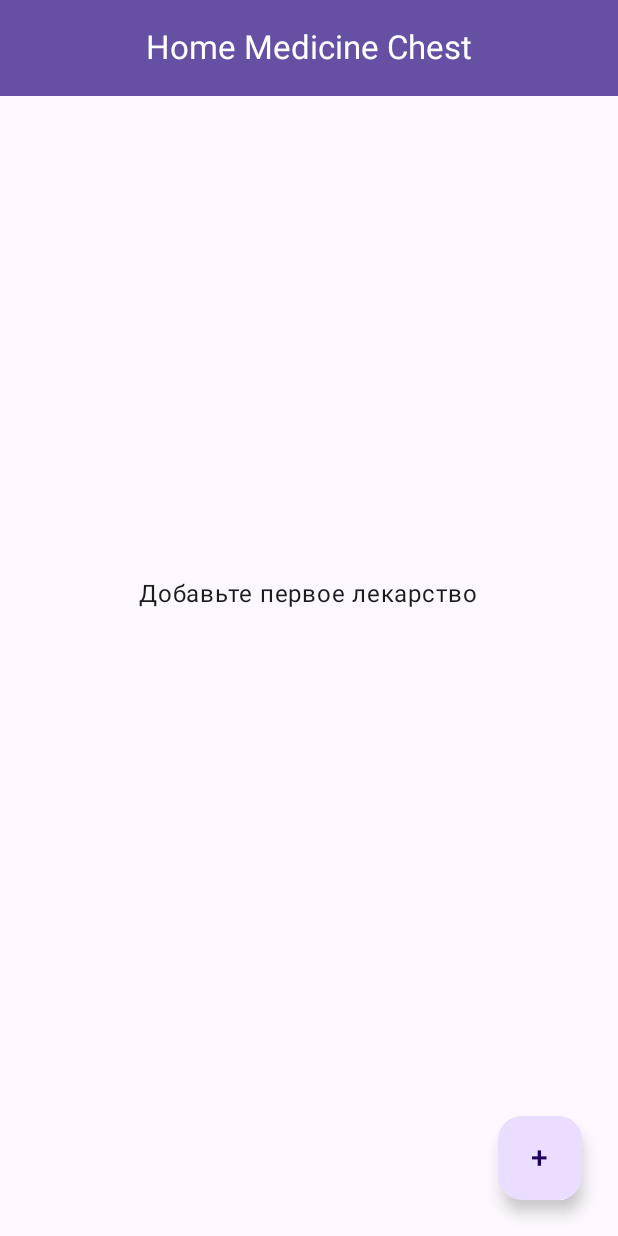
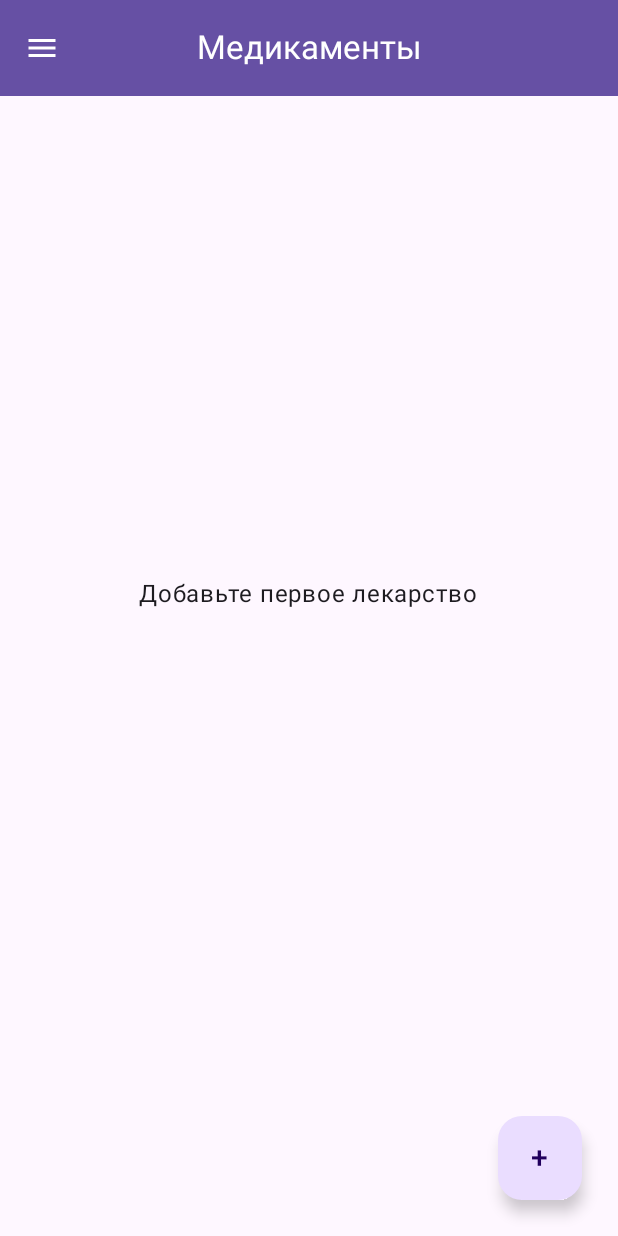
Before and after one commit to valeks03/Home-Medicine-Chest, an Android app built with Jetpack Compose: the screen it shows after launch (MainActivity), after a tap on "Регистрация", on a phone screen of 412 x 824 dp. Run offline under Robolectric (Android 15) with nearby library versions, the phone set to English and light mode, and no system bars; our stand-ins replace Room's generated code; 1 other tap on this screen came first.

Commit message:
Add a menu

```diff
--- a/app/build.gradle.kts
+++ b/app/build.gradle.kts
@@ -32,6 +32,8 @@ android {
 dependencies {
     implementation("androidx.core:core-ktx:1.13.1")
     implementation("androidx.activity:activity-compose:1.9.1")
+    implementation("androidx.compose.material:material-icons-extended")
+    implementation("androidx.datastore:datastore-preferences:1.1.1")
 
 
 // Compose BOM
--- /dev/null
+++ b/app/src/main/java/com/example/homemedicinechest/data/prefs/UserSession.kt
@@ -0,0 +1,32 @@
+package com.example.homemedicinechest.data.prefs
+
+import android.content.Context
+import androidx.datastore.preferences.core.edit
+import androidx.datastore.preferences.core.longPreferencesKey
+import androidx.datastore.preferences.preferencesDataStore
+import kotlinx.coroutines.flow.Flow
+import kotlinx.coroutines.flow.map
+
+val Context.dataStore by preferencesDataStore(name = "user_session")
+
+class UserSession(private val context: Context) {
+
+    companion object {
+        private val USER_ID = longPreferencesKey("user_id")
+    }
+
+    suspend fun saveUserId(userId: Long) {
+        context.dataStore.edit { prefs ->
+            prefs[USER_ID] = userId
+        }
+    }
+
+    // Получить ID пользователя (Flow, можно собирать в UI)
+    val userId: Flow<Long?> = context.dataStore.data.map { prefs ->
+        prefs[USER_ID]
+    }
+
+    suspend fun clear() {
+        context.dataStore.edit { it.clear() }
+    }
+}
--- a/app/src/main/java/com/example/homemedicinechest/features/auth/MainActivity.kt
+++ b/app/src/main/java/com/example/homemedicinechest/features/auth/MainActivity.kt
@@ -12,10 +12,13 @@ import androidx.navigation.NavType
 import androidx.navigation.compose.NavHost
 import androidx.navigation.compose.composable
 import androidx.navigation.compose.rememberNavController
+import androidx.navigation.navArgument
 import com.example.homemedicinechest.App
 import com.example.homemedicinechest.data.repo.UserRepository
 import com.example.homemedicinechest.features.medicines.MedicinesScreen
 import kotlinx.coroutines.launch
+import com.example.homemedicinechest.features.home.HomeShell
+import com.example.homemedicinechest.data.prefs.UserSession
 
 class MainActivity : ComponentActivity(), AuthView {
 
@@ -24,18 +27,32 @@ class MainActivity : ComponentActivity(), AuthView {
     private var setLoading: ((Boolean) -> Unit)? = null
     private var setMessage: ((String?) -> Unit)? = null
     private var onLoginSuccessCallback: ((Long) -> Unit)? = null
+    private lateinit var session: UserSession
 
     override fun onCreate(savedInstanceState: Bundle?) {
         super.onCreate(savedInstanceState)
 
         presenter = AuthPresenter(UserRepository((application as App).db.userDao()))
         presenter.attach(this)
-
+        session = UserSession(this)
         setContent {
             MaterialTheme {
                 val nav = rememberNavController()
+                val currentUserId by session.userId.collectAsState(initial = null)
+                val startDest = if (currentUserId == null) "auth" else "home/${currentUserId}"
 
-                NavHost(navController = nav, startDestination = "auth") {
+                LaunchedEffect(currentUserId) {
+                    val uid = currentUserId
+                    if (uid != null) {
+                        nav.navigate("home/$uid") {
+                            popUpTo("auth") { inclusive = true }
+                            launchSingleTop = true
+                        }
+                    }
+                }
+
+
+                NavHost(navController = nav, startDestination = startDest) {
                     composable("auth") {
                         var loading by remember { mutableStateOf(false) }
                         var message by remember { mutableStateOf<String?>(null) }
@@ -55,8 +72,24 @@ class MainActivity : ComponentActivity(), AuthView {
                             }
                         )
                     }
-
-
+                    composable(
+                        "home/{userId}",
+                        arguments = listOf(navArgument("userId"){ type = NavType.LongType })
+                    ) { backStackEntry ->
+                        val uid = backStackEntry.arguments?.getLong("userId") ?: 0L
+                        HomeShell(
+                            userId = uid,
+                            onLogout = {
+                                lifecycleScope.launch {
+                                    session.clear()
+                                    nav.navigate("auth") {
+                                        popUpTo(0) { inclusive = true }
+                                        launchSingleTop = true
+                                    }
+                                }
+                            }
+                        )
+                    }
                     composable(
                         route = "medicines/{userId}",
                         arguments = listOf(androidx.navigation.navArgument("userId"){ type = NavType.LongType })
@@ -72,7 +105,9 @@ class MainActivity : ComponentActivity(), AuthView {
     // ----- AuthView -----
     override fun showLoading(show: Boolean) { setLoading?.invoke(show) }
     override fun showMessage(msg: String) { setMessage?.invoke(msg) }
-    override fun onLoginSuccess(userId: Long) { onLoginSuccessCallback?.invoke(userId) }
+    override fun onLoginSuccess(userId: Long) {
+        lifecycleScope.launch { session.saveUserId(userId) }
+    }
 
     override fun onDestroy() {
         super.onDestroy()
--- /dev/null
+++ b/app/src/main/java/com/example/homemedicinechest/features/home/HomeShell.kt
@@ -0,0 +1,158 @@
+package com.example.homemedicinechest.features.home
+
+import androidx.compose.foundation.layout.padding
+import androidx.compose.material.icons.Icons
+import androidx.compose.material.icons.filled.BarChart
+import androidx.compose.material.icons.automirrored.filled.ExitToApp
+import androidx.compose.material.icons.filled.Medication
+import androidx.compose.material.icons.filled.Menu
+import androidx.compose.material.icons.filled.Person
+import androidx.compose.material3.*
+import androidx.compose.runtime.*
+import androidx.compose.ui.Modifier
+import androidx.compose.ui.graphics.Color
+import androidx.navigation.compose.rememberNavController
+import androidx.navigation.NavHostController
+import androidx.navigation.compose.NavHost
+import androidx.navigation.compose.composable
+import androidx.compose.material3.DrawerValue
+import androidx.compose.material3.ModalDrawerSheet
+import androidx.compose.material3.ModalNavigationDrawer
+import androidx.compose.material3.rememberDrawerState
+import androidx.compose.ui.unit.dp
+import kotlinx.coroutines.launch
+import com.example.homemedicinechest.features.medicines.MedicinesScreen
+
+sealed class DrawerItem(val route: String, val title: String, val icon: androidx.compose.ui.graphics.vector.ImageVector) {
+    data object Medicines : DrawerItem("drawer/medicines", "Медикаменты", Icons.Filled.Medication)
+    data object Stats     : DrawerItem("drawer/stats",     "Статистика",  Icons.Filled.BarChart)
+    data object Profile   : DrawerItem("drawer/profile",   "Профиль",     Icons.Filled.Person)
+    data object Logout    : DrawerItem("drawer/logout",    "Выход",       Icons.AutoMirrored.Filled.ExitToApp)
+}
+
+@OptIn(ExperimentalMaterial3Api::class)
+@Composable
+fun HomeShell(
+    userId: Long,
+    onLogout: () -> Unit
+) {
+    val nav = rememberNavController()
+    val drawerState = rememberDrawerState(DrawerValue.Closed)
+    val scope = rememberCoroutineScope()
+
+    var currentTitle by remember { mutableStateOf(DrawerItem.Medicines.title) }
+
+    val items = listOf(
+        DrawerItem.Profile,
+        DrawerItem.Medicines,
+        DrawerItem.Stats,
+        DrawerItem.Logout
+    )
+
+    ModalNavigationDrawer(
+        drawerState = drawerState,
+        drawerContent = {
+            ModalDrawerSheet {
+                Text(
+                    "Home Medicine Chest",
+                    style = MaterialTheme.typography.titleMedium,
+                    modifier = Modifier.padding(16.dp)
+                )
+                items.forEach { item ->
+                    NavigationDrawerItem(
+                        icon = { Icon(item.icon, contentDescription = null) },
+                        label = { Text(item.title) },
+                        selected = false, // можно подсвечивать по currentRoute, если нужно
+                        onClick = {
+                            scope.launch { drawerState.close() }
+                            if (item is DrawerItem.Logout) {
+                                onLogout()
+                            } else {
+                                currentTitle = item.title
+                                nav.navigate(item.route) {
+                                    popUpTo(DrawerItem.Medicines.route)
+                                    launchSingleTop = true
+                                }
+                            }
+                        },
+                        modifier = Modifier.padding(NavigationDrawerItemDefaults.ItemPadding)
+                    )
+                }
+            }
+        }
+    ) {
+        Scaffold(
+            topBar = {
+                CenterAlignedTopAppBar(
+                    title = { Text(currentTitle) },
+                    navigationIcon = {
+                        IconButton(onClick = { scope.launch { drawerState.open() } }) {
+                            Icon(
+                                imageVector = Icons.Default.Menu, // можно заменить на меню-иконку
+                                contentDescription = "Меню",
+                                tint = Color.White
+                            )
+                        }
+                    },
+                    colors = TopAppBarDefaults.centerAlignedTopAppBarColors(
+                        containerColor = Color(0xFF6650A4),
+                        titleContentColor = Color.White,
+                        navigationIconContentColor = Color.White,
+                        actionIconContentColor = Color.White
+                    )
+                )
+            }
+        ) { innerPadding ->
+            HomeNavHost(
+                nav = nav,
+                userId = userId,
+                modifier = Modifier.padding(innerPadding),
+                onLogout = onLogout
+            )
+        }
+    }
+}
+
+@Composable
+private fun HomeNavHost(
+    nav: NavHostController,
+    userId: Long,
+    modifier: Modifier,
+    onLogout: () -> Unit
+) {
+    NavHost(
+        navController = nav,
+        startDestination = DrawerItem.Medicines.route,
+        modifier = modifier
+    ) {
+
+        composable(DrawerItem.Profile.route) {
+            ProfilePlaceholder()
+        }
+        composable(DrawerItem.Medicines.route) {
+            MedicinesScreen(
+                userId = userId,
+                onLogout = onLogout,
+                showOwnTopBar = false,   // шапка уже в HomeShell
+                showOwnFab = true        // FAB оставляем у самого экрана
+            )
+        }
+        composable(DrawerItem.Stats.route) {
+            StatsPlaceholder()
+        }
+    }
+}
+
+@Composable
+private fun StatsPlaceholder() {
+    Surface(tonalElevation = 1.dp, modifier = Modifier.padding(16.dp)) {
+        Text("Статистика — скоро будет график/история", modifier = Modifier.padding(16.dp))
+    }
+}
+
+@Composable
+private fun ProfilePlaceholder() {
+    Surface(tonalElevation = 1.dp, modifier = Modifier.padding(16.dp)) {
+        Text("Профиль — редактирование данных пользователя", modifier = Modifier.padding(16.dp))
+    }
+}
--- a/app/src/main/java/com/example/homemedicinechest/features/medicines/MedicineScreen.kt
+++ b/app/src/main/java/com/example/homemedicinechest/features/medicines/MedicineScreen.kt
@@ -6,6 +6,9 @@ import androidx.compose.foundation.layout.*
 import androidx.compose.foundation.lazy.LazyColumn
 import androidx.compose.foundation.lazy.items
 import androidx.compose.foundation.shape.RoundedCornerShape
+import androidx.compose.material.icons.Icons
+import androidx.compose.material.icons.filled.Menu
+import androidx.compose.material.icons.filled.MoreVert
 import androidx.compose.material3.*
 import androidx.compose.material3.TopAppBarDefaults
 import androidx.compose.runtime.*
@@ -26,7 +29,10 @@ import java.util.*
 
 @OptIn(ExperimentalMaterial3Api::class)
 @Composable
-fun MedicinesScreen(userId: Long) {
+fun MedicinesScreen(userId: Long,
+                    onLogout: () -> Unit = {},
+                    showOwnTopBar: Boolean = true,
+                    showOwnFab: Boolean = true) {
     val app = androidx.compose.ui.platform.LocalContext.current.applicationContext as App
     val repo = remember { MedicinesRepository(app.db.medicineDao()) }
     val presenter = remember { MedicinesPresenter(repo) }
@@ -34,6 +40,7 @@ fun MedicinesScreen(userId: Long) {
     var showEditor by remember { mutableStateOf(false) }
     var editing by remember { mutableStateOf<Medicine?>(null) }
     val scope = rememberCoroutineScope()
+    var menuExpanded by remember { mutableStateOf(false) }
 
     val view = remember {
         object : MedicinesView {
@@ -51,6 +58,7 @@ fun MedicinesScreen(userId: Long) {
 
     Scaffold(
         topBar = {
+            if (showOwnTopBar) {
                 CenterAlignedTopAppBar(
                     title = { Text(stringResource(R.string.home_medicine_chest)) },
                     colors = TopAppBarDefaults.centerAlignedTopAppBarColors(
@@ -58,16 +66,33 @@ fun MedicinesScreen(userId: Long) {
                         titleContentColor = Color.White,
                         navigationIconContentColor = Color.White,
                         actionIconContentColor = Color.White
+                    ),
+                    actions = {
+                        IconButton(onClick = { menuExpanded = true }) {
+                            Icon(
+                                imageVector = Icons.Default.Menu,
+                                contentDescription = "Меню"
                             )
+                        }
+                        DropdownMenu(expanded = menuExpanded, onDismissRequest = { menuExpanded = false }) {
+                            DropdownMenuItem(
+                                text = { Text("Выйти") },
+                                onClick = { menuExpanded = false; onLogout() }
                             )
+                        }
+                    }
+                )
+            }
         },
         floatingActionButton = {
+            if (showOwnFab) {
                 FloatingActionButton(
                     onClick = { editing = null; showEditor = true },
                     modifier = Modifier
                         .padding(8.dp)
                 ) {
                     Text("+", fontSize = 20.sp)
+                }
             }
         }
     ) { innerPadding ->
```
Lines whose indentation alone changed are shown as unchanged.
